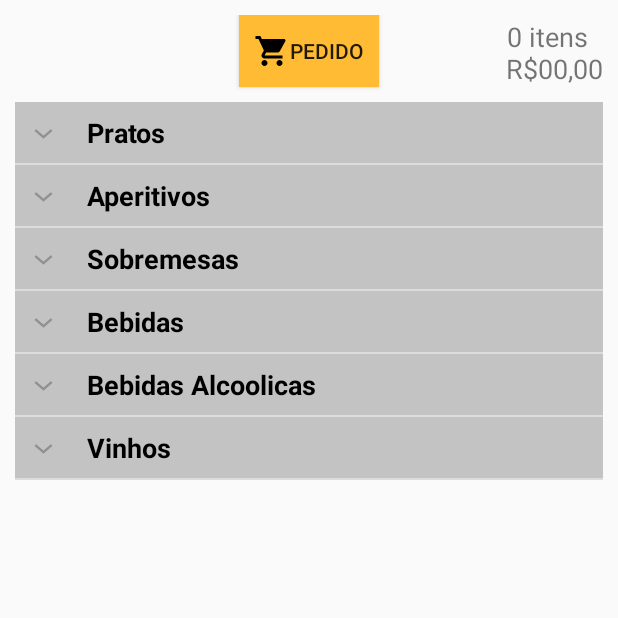
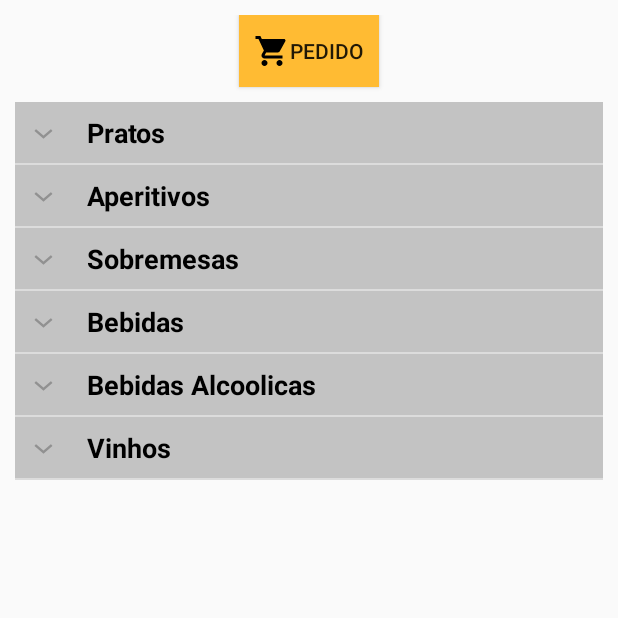
Before and after one commit to Gabriel-Bur/gerenciador-pedidos, an Android app: the CardapioActivity screen opened directly, with no data from a screen before it, on a phone screen of 412 x 824 dp, the top half of it. Run offline under Robolectric (Android 15) with nearby library versions, the phone set to English and light mode, and no system bars; our stand-ins replace Firebase (no records; nobody signed in at launch, a user with empty details on screens opened directly).

Commit message:
Problemas de calculo resolvido

```diff
--- a/app/src/main/java/com/infnet/android/gerenciador_pedidos/CardapioActivity.java
+++ b/app/src/main/java/com/infnet/android/gerenciador_pedidos/CardapioActivity.java
@@ -34,7 +34,6 @@ public class CardapioActivity extends AppCompatActivity {
     final private DatabaseReference mDatabase = FirebaseDatabase.getInstance().getReference();
 
     //Referencia das categorias de itens
-    private DatabaseReference referenciaMesas = mDatabase.child("mesas");
     private DatabaseReference referenciaPratos = mDatabase.child("itens/pratos");
     private DatabaseReference referenciaAperitivos = mDatabase.child("itens/aperitivos");
     private DatabaseReference referenciaSobremesas = mDatabase.child("itens/sobremesas");
@@ -45,12 +44,10 @@ public class CardapioActivity extends AppCompatActivity {
     private Button pedido;
     private TextView total;
     private Mesa mesaEscolhida;
-    int quatidade = 0;
-    Double valor = 0.0;
+
 
 
     private ArrayList<String> listaDataHeader;
-    private List<Item> pedidosDaMesa = new ArrayList<>();
     private ArrayList<Item> listaDePratos;
     private ArrayList<Item> listaDeAperitivos;
     private ArrayList<Item> listaDeSobremesas;
@@ -74,7 +71,6 @@ public class CardapioActivity extends AppCompatActivity {
     private void init(){
 
 
-        total = (TextView)findViewById(R.id.cardapio_totalTextLabel);
         pedido = (Button) findViewById(R.id.cardapio_carrinhoBtn);
         cardapio = (ExpandableListView) findViewById(R.id.cardapio_ListView);
         listaDePratos = new ArrayList<>();
@@ -98,31 +94,6 @@ public class CardapioActivity extends AppCompatActivity {
         listaDataHeader.add("Bebidas Alcoolicas");
         listaDataHeader.add("Vinhos");
 
-
-        //Recupera o total de itens e valores para mostrar no canto superior direito.
-       /* referenciaMesas.child(mesaEscolhida.getNome()).addValueEventListener(new ValueEventListener() {
-            @Override
-            public void onDataChange(DataSnapshot dataSnapshot) {
-
-                try {
-                    for (DataSnapshot child : dataSnapshot.child("pedido").getChildren()) {
-                        Item item = child.getValue(Item.class);
-                        quatidade = item.getQuantidade();
-                        valor = item.getValor()*item.getQuantidade();
-
-
-                    }
-                }catch (Exception e){}
-
-                String formater = String.format("%.2f",valor);
-                total.setText(quatidade+" itens"+"\n R$"+formater);
-            }
-            @Override
-            public void onCancelled(DatabaseError databaseError) {
-
-            }
-        });
-        */
 
 
         referenciaPratos.addValueEventListener(new ValueEventListener() {
--- a/app/src/main/res/layout/activity_cardapio.xml
+++ b/app/src/main/res/layout/activity_cardapio.xml
@@ -16,17 +16,6 @@
         android:padding="10dp"
         android:text="@string/carrinhoBtn" />
 
-    <TextView
-        android:id="@+id/cardapio_totalTextLabel"
-        android:layout_width="wrap_content"
-        android:layout_height="wrap_content"
-        android:layout_above="@+id/cardapio_ListView"
-        android:layout_alignParentEnd="true"
-        android:layout_alignParentRight="true"
-        android:text="0 itens \n R$00,00"
-        android:textAlignment="center"
-        android:textSize="18sp"/>
-
     <ExpandableListView
         android:id="@+id/cardapio_ListView"
         android:layout_width="match_parent"
--- a/app/src/main/res/layout/activity_encerrar.xml
+++ b/app/src/main/res/layout/activity_encerrar.xml
@@ -43,8 +43,8 @@
         android:text="@string/totalText"
         android:textSize="24sp"
         android:layout_below="@+id/imageView"
-        android:layout_alignParentLeft="true"
-        android:layout_alignParentStart="true" />
+        android:layout_toLeftOf="@+id/encerrar_valorTotalTextView"
+        android:layout_toStartOf="@+id/encerrar_valorTotalTextView" />
 
     <TextView
         android:id="@+id/encerrar_valorTotalTextView"
```
Also changed, not shown: app/src/main/java/com/infnet/android/gerenciador_pedidos/EncerrarActivity.java (+6 -1 lines), app/src/main/java/com/infnet/android/gerenciador_pedidos/PedidoActivity.java (+4 -4 lines), app/src/main/res/layout/activity_pedido.xml (+5 -3 lines).
